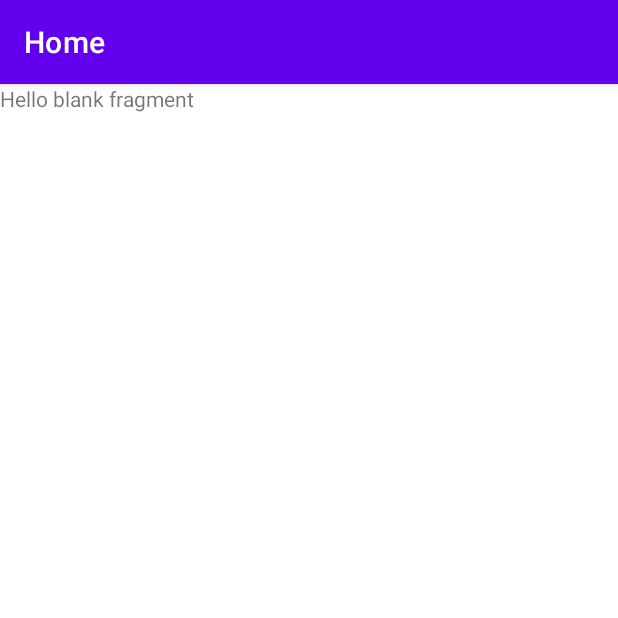
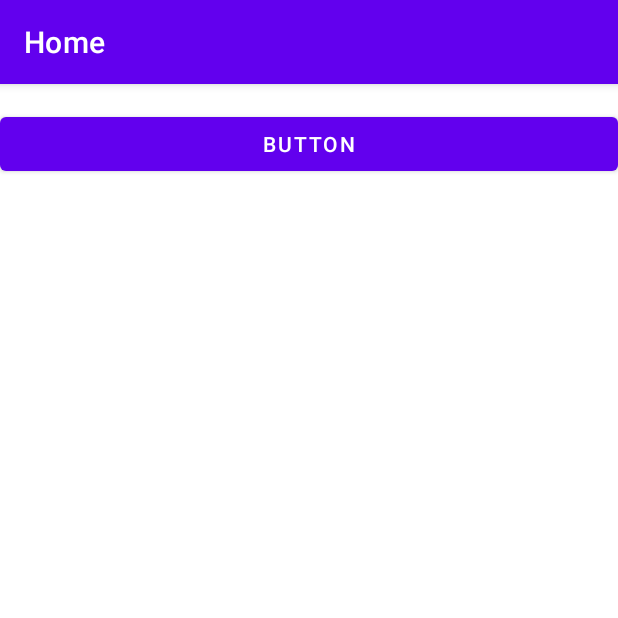
Before and after one commit to SamuelDeliens/Home, an Android app: the HomePageFragment screen opened directly, with no data from a screen before it, on a phone screen of 412 x 824 dp, the top half of it. Run offline under Robolectric (Android 15) with nearby library versions, the phone set to English and light mode, and no system bars; our stand-ins replace Dagger/Hilt's generated code.

Commit message:
Application - ajout home page + navigation entre les deux premiers fragments

```diff
--- a/Application/app/src/main/java/fr/mastersid/deliens/home/ui/HomePageFragment.kt
+++ /dev/null
@@ -1,23 +0,0 @@
-package fr.mastersid.deliens.home.ui
-
-import android.os.Bundle
-import androidx.fragment.app.Fragment
-import android.view.LayoutInflater
-import android.view.View
-import android.view.ViewGroup
-import fr.mastersid.deliens.home.R
-
-class HomePageFragment : Fragment() {
-
-    override fun onCreateView(
-        inflater: LayoutInflater, container: ViewGroup?,
-        savedInstanceState: Bundle?
-    ): View? {
-        // Inflate the layout for this fragment
-        return inflater.inflate(R.layout.fragment_home_page, container, false)
-    }
-
-    override fun onViewCreated(view: View, savedInstanceState: Bundle?) {
-        super.onViewCreated(view, savedInstanceState)
-    }
-}
--- /dev/null
+++ b/Application/app/src/main/java/fr/mastersid/deliens/home/ui/homePage/HomePageFragment.kt
@@ -0,0 +1,34 @@
+package fr.mastersid.deliens.home.ui.homePage
+
+import android.os.Bundle
+import androidx.fragment.app.Fragment
+import android.view.LayoutInflater
+import android.view.View
+import android.view.ViewGroup
+import androidx.navigation.fragment.findNavController
+import dagger.hilt.android.AndroidEntryPoint
+import fr.mastersid.deliens.home.databinding.FragmentHomePageBinding
+
+@AndroidEntryPoint
+class HomePageFragment : Fragment() {
+
+    private lateinit var binding: FragmentHomePageBinding
+
+    override fun onCreateView(
+        inflater: LayoutInflater, container: ViewGroup?,
+        savedInstanceState: Bundle?
+    ): View? {
+        // Inflate the layout for this fragment
+        binding = FragmentHomePageBinding.inflate(inflater)
+        return binding.root
+    }
+
+    override fun onViewCreated(view: View, savedInstanceState: Bundle?) {
+        super.onViewCreated(view, savedInstanceState)
+
+        binding.goToListEstimation.setOnClickListener() {
+            val action = HomePageFragmentDirections.actionHomePageFragmentToListEstimation()
+            findNavController().navigate(action)
+        }
+    }
+}
--- a/Application/app/src/main/res/layout/fragment_home_page.xml
+++ b/Application/app/src/main/res/layout/fragment_home_page.xml
@@ -6,12 +6,18 @@
 
     android:orientation="vertical"
     android:layout_width="match_parent"
-    android:layout_height="match_parent"
-    tools:context=".ui.HomePageFragment">
+    android:layout_height="wrap_content"
+    tools:context=".ui.homePage.HomePageFragment">
 
-    <TextView
+    <Space
         android:layout_width="match_parent"
-        android:layout_height="match_parent"
-        android:text="@string/hello_blank_fragment" />
+        android:layout_height="16dp"/>
+
+    <Button
+        android:id="@+id/goToListEstimation"
+        android:layout_width="match_parent"
+        android:layout_height="wrap_content"
+        android:text="Button"
+        android:onClick="onButtonClicked"/>
 
 </LinearLayout>
--- a/Application/app/src/main/res/navigation/nav_graph.xml
+++ b/Application/app/src/main/res/navigation/nav_graph.xml
@@ -7,7 +7,17 @@
 
     <fragment
         android:id="@+id/homePageFragment"
-        android:name="fr.mastersid.deliens.home.ui.HomePageFragment"
+        android:name="fr.mastersid.deliens.home.ui.homePage.HomePageFragment"
         android:label="fragment_home_page"
-        tools:layout="@layout/fragment_home_page" />
+        tools:layout="@layout/fragment_home_page" >
+        <action
+            android:id="@+id/action_homePageFragment_to_listEstimation"
+            app:destination="@id/listEstimation" />
+    </fragment>
+
+    <fragment
+        android:id="@+id/listEstimation"
+        android:name="fr.mastersid.deliens.home.ui.listEstimationPage.ListEstimation"
+        android:label="fragment_list_estimation"
+        tools:layout="@layout/fragment_list_estimation" />
 </navigation>
```
